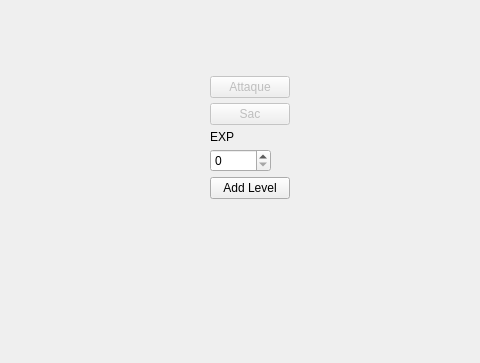
Old version of the form app/view/forms/gamedisplay.ui in the repository r0nd0ud0u/qt-rpg; both pictures show x 236 to 716 and y 122 to 485 of the 908 by 485 pixel window.
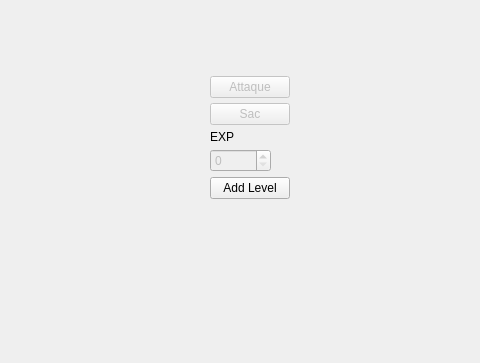
New version of the form. Custom widgets are drawn as their Qt base class.

Commit message: disable exp button, no need for now, no mecanism yet to earn exp in a fight

```diff
--- a/app/view/forms/gamedisplay.ui
+++ b/app/view/forms/gamedisplay.ui
@@ -227,6 +227,9 @@
          </item>
          <item row="7" column="0">
           <widget class="QSpinBox" name="exp_spinBox">
+           <property name="enabled">
+            <bool>false</bool>
+           </property>
            <property name="maximum">
             <number>99999</number>
            </property>
```
